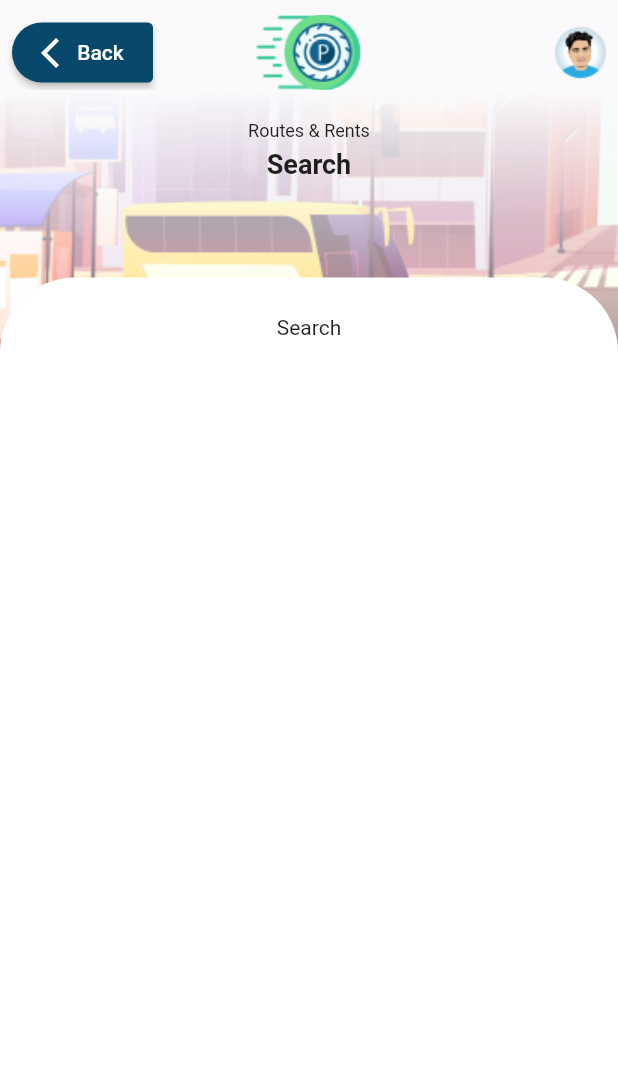
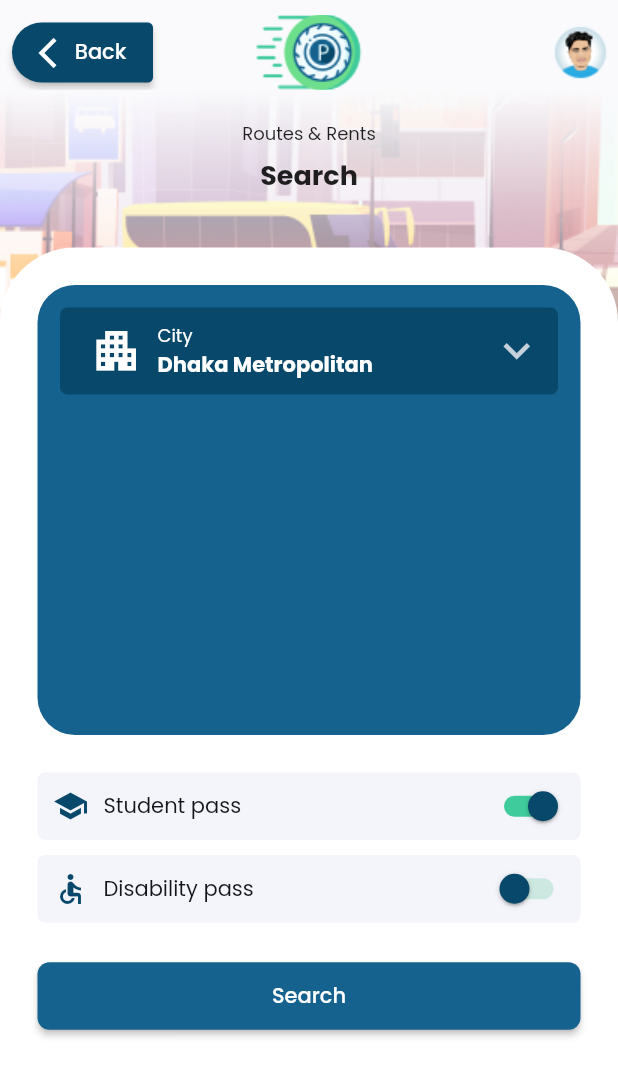
Before and after one commit to IamSAL/Paribahan, a Flutter app: the RouteSearchPage screen opened by its route, on a phone screen of 412 x 824 dp. Shown: the top 1077 px of the screen. Run offline on Flutter 3.47's test engine with Material 2 defaults, Android fonts, the light colour scheme and no system bars; our stand-ins replace google_fonts.

Commit message:
wip search form, added splash and launcher icon

```diff
--- a/lib/main.dart
+++ b/lib/main.dart
@@ -1,4 +1,5 @@
 import 'package:flutter/material.dart';
+import 'package:google_fonts/google_fonts.dart';
 import 'package:intl/date_symbol_data_local.dart';
 import 'package:paribahan/pages/coming_soon_page.dart';
 import 'package:paribahan/pages/landing_page.dart';
@@ -29,7 +30,7 @@ class MyApp extends StatelessWidget {
             // Notice that the counter didn't reset back to zero; the application
             // is not restarted.
             primarySwatch: Colors.blue,
-        ),
+            textTheme: GoogleFonts.poppinsTextTheme()),
         initialRoute: '/',
         routes: {
           '/': (context) => const LandingPage(),
--- a/lib/pages/routes_and_rents/route_search_page.dart
+++ b/lib/pages/routes_and_rents/route_search_page.dart
@@ -2,6 +2,7 @@ import 'package:flutter/material.dart';
 import 'package:intl/intl.dart';
 import 'package:paribahan/widgets/feature_card.dart';
 import 'package:paribahan/widgets/paribahan_app_bar.dart';
+import 'package:paribahan/widgets/route_search_form.dart';
 
 class RouteSearchPage extends StatelessWidget {
   const RouteSearchPage({Key? key}) : super(key: key);
@@ -21,8 +22,7 @@ class RouteSearchPage extends StatelessWidget {
         appBar: const PariBahanAppBar(
           isLoggedIn: true,
         ),
-        body: SingleChildScrollView(
-          child: Column(
+        body: Column(
           children: [
             Center(
               child: Column(
@@ -32,17 +32,17 @@ class RouteSearchPage extends StatelessWidget {
                     height: 20,
                   ),
                   Column(
-                      children: [
+                    children: const [
                       Text(
                         "Routes & Rents",
                         textAlign: TextAlign.center,
                         style: TextStyle(
                             fontWeight: FontWeight.w400, fontSize: 12),
                       ),
-                        const SizedBox(
+                      SizedBox(
                         height: 5,
                       ),
-                        const Text(
+                      Text(
                         "Search",
                         textAlign: TextAlign.center,
                         style: TextStyle(
@@ -50,22 +50,26 @@ class RouteSearchPage extends StatelessWidget {
                       )
                     ],
                   ),
-                    SizedBox(
-                      height: 65,
+                  const SizedBox(
+                    height: 35,
                   ),
                   Stack(
                     children: [
-                        Container(
+                      ConstrainedBox(
+                        constraints: BoxConstraints(
+                            maxHeight:
+                                MediaQuery.of(context).size.height / 1.3),
+                        child: SingleChildScrollView(
+                          child: Container(
                             width: MediaQuery.of(context).size.width,
-                          height: MediaQuery.of(context).size.height,
-                          padding: EdgeInsets.all(25),
+                            padding: const EdgeInsets.all(25),
                             decoration: const BoxDecoration(
                                 color: Colors.white,
                                 borderRadius: BorderRadius.only(
                                     topRight: Radius.circular(50),
                                     topLeft: Radius.circular(50))),
-                          child: Column(
-                            children: [Text("Search")],
+                            child: const RouteSearchForm(),
+                          ),
                         ),
                       )
                     ],
@@ -76,48 +80,6 @@ class RouteSearchPage extends StatelessWidget {
           ],
         ),
       ),
-      ),
     );
   }
 }
-
-class LandingTitle extends StatelessWidget {
-  const LandingTitle({
-    Key? key,
-  }) : super(key: key);
-
-  @override
-  Widget build(BuildContext context) {
-    var date = DateTime.now();
-    var formattedDate = DateFormat(DateFormat.YEAR_MONTH_WEEKDAY_DAY, 'en_US')
-        .format(date.toUtc());
-
-    return Center(
-      child: Column(
-        crossAxisAlignment: CrossAxisAlignment.center,
-        children: [
-          const SizedBox(
-            height: 50,
-          ),
-          Column(
-            children: [
-              Text(
-                formattedDate.toString(),
-                textAlign: TextAlign.center,
-                style: TextStyle(fontWeight: FontWeight.w400, fontSize: 12),
-              ),
-              const SizedBox(
-                height: 10,
-              ),
-              const Text(
-                "Welcome To Paribahan App.",
-                textAlign: TextAlign.center,
-                style: TextStyle(fontWeight: FontWeight.w600, fontSize: 18),
-              )
-            ],
-          )
-        ],
-      ),
-    );
-  }
-}
--- /dev/null
+++ b/lib/widgets/block_btn.dart
@@ -0,0 +1,23 @@
+import 'package:flutter/material.dart';
+
+class BlockBtn extends StatelessWidget {
+  final String label;
+  final VoidCallback onTap;
+  const BlockBtn({Key? key, required this.label, required this.onTap})
+      : super(key: key);
+
+  @override
+  Widget build(BuildContext context) {
+    return ElevatedButton(
+      onPressed: onTap,
+      style: ElevatedButton.styleFrom(
+          minimumSize: const Size.fromHeight(45),
+          backgroundColor: const Color(0xFF14628D),
+          shape: const RoundedRectangleBorder(
+              borderRadius: BorderRadius.all(Radius.circular(
+                  8))) // fromHeight use double.infinity as width and 40 is the height
+          ),
+      child: Text(label),
+    );
+  }
+}
--- /dev/null
+++ b/lib/widgets/route_search_form.dart
@@ -0,0 +1,197 @@
+// ignore_for_file: prefer_const_literals_to_create_immutables, sort_child_properties_last
+
+import 'package:flutter/material.dart';
+import 'package:paribahan/widgets/block_btn.dart';
+
+class RouteSearchForm extends StatelessWidget {
+  const RouteSearchForm({Key? key}) : super(key: key);
+
+  @override
+  Widget build(BuildContext context) {
+    return Column(
+      children: [
+        Container(
+          width: MediaQuery.of(context).size.width,
+          height: 300,
+          margin: const EdgeInsets.only(bottom: 20),
+          padding: const EdgeInsets.symmetric(vertical: 15, horizontal: 15),
+          decoration: const BoxDecoration(
+              color: Color(0xFF14628D),
+              borderRadius: BorderRadius.all(Radius.circular(25))),
+          child: Column(
+            children: [
+              const IconLabelDropDown(),
+            ],
+          ),
+        ),
+        const IconLabelSwitch(
+          icon: Icons.school,
+          label: "Student pass",
+          value: true,
+        ),
+        const IconLabelSwitch(
+          icon: Icons.accessible,
+          label: "Disability pass",
+          value: false,
+        ),
+        const SizedBox(
+          height: 20,
+        ),
+        BlockBtn(label: "Search", onTap: () => {})
+      ],
+    );
+  }
+}
+
+class IconLabelDropDown extends StatefulWidget {
+  const IconLabelDropDown({
+    Key? key,
+  }) : super(key: key);
+
+  @override
+  State<IconLabelDropDown> createState() => _IconLabelDropDownState();
+}
+
+class _IconLabelDropDownState extends State<IconLabelDropDown> {
+  List<String> cityList = [
+    "Dhaka Metropolitan",
+    "Chittagong",
+    "Sylhet",
+  ];
+
+  String selectedCity = "Dhaka Metropolitan";
+
+  @override
+  Widget build(BuildContext context) {
+    return Container(
+      padding: const EdgeInsets.symmetric(vertical: 5, horizontal: 10),
+      decoration: BoxDecoration(
+          color: const Color(0XFF08486A),
+          borderRadius: BorderRadius.circular(5)),
+      child: DropdownButton<dynamic>(
+        underline: Container(),
+        value: cityList[0],
+        icon: const Icon(
+          Icons.keyboard_arrow_down,
+          color: Color(0XFFC5D2DB),
+          size: 35,
+        ),
+        selectedItemBuilder: selectedCityBuilder,
+        items: cityList.map((city) {
+          return DropdownMenuItem(
+            child: Text(
+              city,
+              style: const TextStyle(
+                  fontSize: 14,
+                  fontWeight: FontWeight.w500,
+                  color: Color(0XFF08486A)),
+            ),
+            value: city,
+          );
+        }).toList(),
+        onChanged: (value) {
+          setState(() {
+            selectedCity = value;
+          });
+        },
+        isExpanded: true,
+      ),
+    );
+  }
+
+  List<Widget> selectedCityBuilder(context) {
+    return [
+      Row(
+        children: [
+          const SizedBox(
+            width: 10,
+          ),
+          const Icon(
+            Icons.apartment,
+            color: Colors.white,
+            size: 35,
+          ),
+          const SizedBox(
+            width: 10,
+          ),
+          Column(
+            crossAxisAlignment: CrossAxisAlignment.start,
+            children: [
+              SizedBox(
+                height: 5,
+              ),
+              const Text(
+                "City",
+                textAlign: TextAlign.start,
+                style: TextStyle(fontSize: 12, color: Colors.white),
+              ),
+              Text(
+                selectedCity,
+                style: const TextStyle(
+                    fontSize: 14,
+                    fontWeight: FontWeight.w700,
+                    color: Colors.white),
+              )
+            ],
+          )
+        ],
+      )
+    ];
+  }
+}
+
+class IconLabelSwitch extends StatelessWidget {
+  final String label;
+  final IconData icon;
+  final bool value;
+  const IconLabelSwitch({
+    Key? key,
+    required this.label,
+    required this.icon,
+    required this.value,
+  }) : super(key: key);
+
+  @override
+  Widget build(BuildContext context) {
+    return Container(
+      width: MediaQuery.of(context).size.width,
+      height: 45,
+      margin: const EdgeInsets.symmetric(vertical: 5),
+      padding: const EdgeInsets.all(5),
+      decoration: const BoxDecoration(
+          color: Color(0xFFF4F4FB),
+          borderRadius: BorderRadius.all(Radius.circular(5))),
+      child: Row(
+        mainAxisAlignment: MainAxisAlignment.spaceBetween,
+        children: [
+          Row(
+            children: [
+              const SizedBox(
+                width: 5,
+              ),
+              Icon(
+                icon,
+                color: const Color(0xFF08486A),
+              ),
+              const SizedBox(
+                width: 10,
+              ),
+              Text(
+                label,
+                style: const TextStyle(color: Color(0xFF14141C), fontSize: 14),
+              ),
+            ],
+          ),
+          Switch(
+            value: value,
+            onChanged: (value) => {},
+            activeColor: const Color(0XFF08486A),
+            activeTrackColor: const Color(0XFF3FCB9C),
+            inactiveThumbColor: const Color(0XFF08486A),
+            inactiveTrackColor: const Color(0XFFCCE8E1),
+          )
+        ],
+      ),
+    );
+  }
+}
```
Also changed, not shown: flutter_launcher_icons.yaml (added, +17 -0 lines), flutter_native_splash.yaml (added, +138 -0 lines), pubspec.yaml (+5 -14 lines), assets/images/p_splash.png (added), assets/images/picon.png (added), pubspec.lock, 59 other files. Lines whose indentation alone changed are shown as unchanged.
